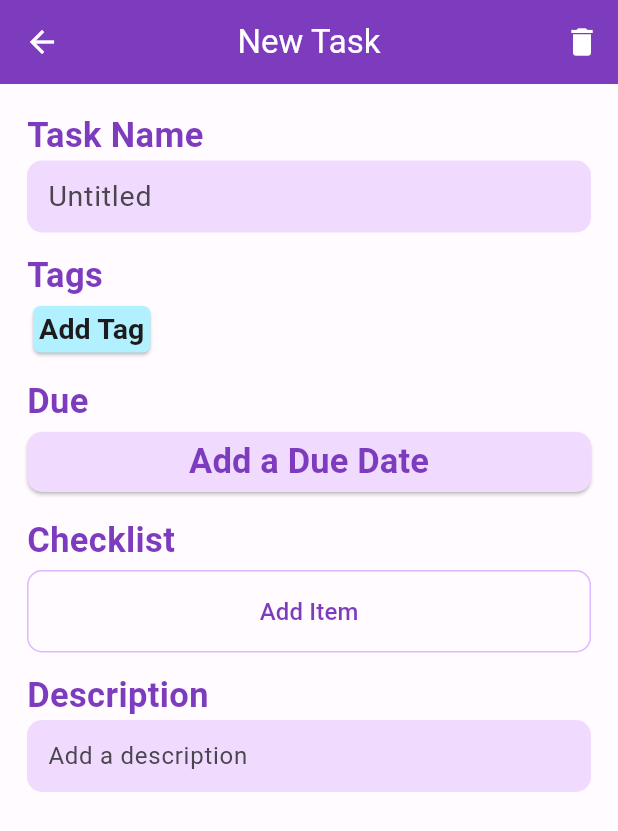
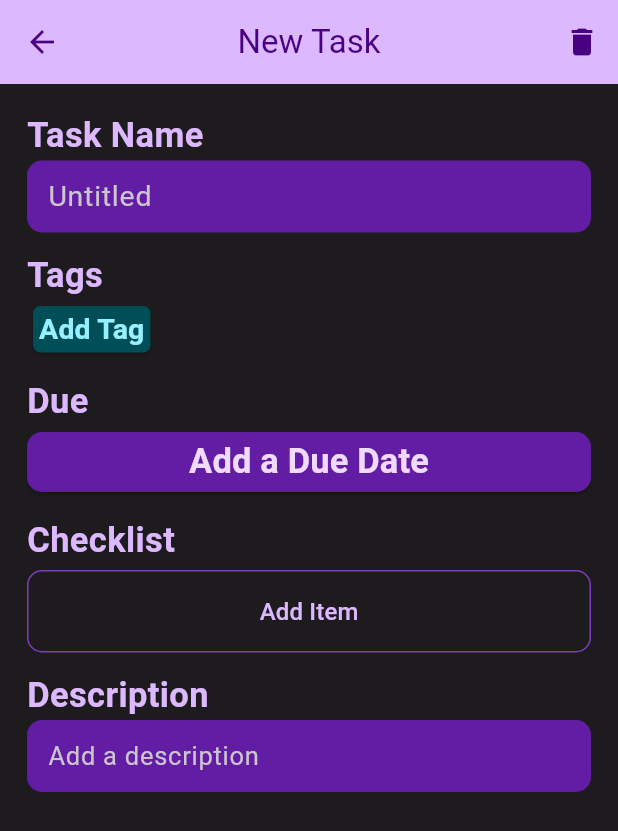
Before and after one commit to jasonly027/DisWeek, a Flutter app: the screen it shows after launch, after a tap on the "add" icon, on a phone screen of 412 x 824 dp. Shown: the top 831 px of the screen. Run offline on Flutter 3.47's test engine with Material 2 defaults, Android fonts, the light colour scheme and no system bars; our stand-ins replace sqflite; accounts and stored records are empty.

Commit message:
Changed color usage. Begun work on a tag selection menu.

```diff
--- a/lib/pages/daily_view/daily_view.dart
+++ b/lib/pages/daily_view/daily_view.dart
@@ -1,6 +1,7 @@
 import 'package:dis_week/pages/task_view/task_view.dart';
-import 'package:dis_week/utils/database.dart';
-import 'package:dis_week/utils/task.dart';
+import 'package:dis_week/utils/Database.dart';
+import 'package:dis_week/utils/Task.dart';
+import 'package:dis_week/utils/Check.dart';
 import 'package:flutter/material.dart';
 import './widgets/widgets.dart';
 
--- a/lib/pages/daily_view/widgets/progress_indicator.dart
+++ b/lib/pages/daily_view/widgets/progress_indicator.dart
@@ -1,6 +1,6 @@
 import 'package:flutter/material.dart';
 
-import '../../../utils/task.dart';
+import '../../../utils/Task.dart';
 
 class progress_indicator extends StatelessWidget {
   const progress_indicator({
--- a/lib/pages/main.dart
+++ b/lib/pages/main.dart
@@ -1,9 +1,9 @@
 import 'package:dis_week/pages/daily_view/daily_view.dart';
-import 'package:dis_week/utils/database.dart';
+import 'package:dis_week/utils/Database.dart';
 import 'package:flutter/material.dart';
 
 import '../config/color_schemes.g.dart';
-import '../utils/task.dart';
+import '../utils/Task.dart';
 
 void main() async {
   WidgetsFlutterBinding.ensureInitialized();
@@ -19,8 +19,8 @@ class DisWeek extends StatelessWidget {
   Widget build(BuildContext context) {
     return MaterialApp(
         title: 'DisWeek',
-        theme: ThemeData(useMaterial3: true, colorScheme: lightColorScheme),
-        // theme: ThemeData(useMaterial3: true, colorScheme: darkColorScheme),
+        // theme: ThemeData(useMaterial3: true, colorScheme: lightColorScheme),
+        theme: ThemeData(useMaterial3: true, colorScheme: darkColorScheme),
         darkTheme: ThemeData(useMaterial3: true, colorScheme: darkColorScheme),
         home: FutureBuilder(
           future: tasks,
--- a/lib/pages/task_view/task_view.dart
+++ b/lib/pages/task_view/task_view.dart
@@ -1,5 +1,5 @@
-import 'package:dis_week/utils/database.dart';
-import 'package:dis_week/utils/task.dart';
+import 'package:dis_week/utils/Database.dart';
+import 'package:dis_week/utils/Task.dart';
 import 'package:flutter/material.dart';
 import 'widgets/widgets.dart';
 
@@ -21,11 +21,20 @@ class TaskView extends StatefulWidget {
 }
 
 class _TaskViewState extends State<TaskView> {
+  bool showTagsMenu = false;
+
+  void showTagsMenuFunc(bool value) {
+    setState(() {
+      showTagsMenu = value;
+    });
+  }
+
   @override
   Widget build(BuildContext context) {
     ColorScheme theme = Theme.of(context).colorScheme;
 
-    return Scaffold(
+    return Stack(alignment: Alignment.center, children: [
+      Scaffold(
         appBar: AppBar(
           backgroundColor: theme.primary,
           title: Text(
@@ -62,7 +71,7 @@ class _TaskViewState extends State<TaskView> {
                 const headerText(text: "Task Name", marginTop: 0),
                 TitleField(task: widget.task),
                 const headerText(text: "Tags"),
-                TagsList(task: widget.task),
+                TagsList(toggle: showTagsMenuFunc, task: widget.task),
                 const headerText(text: "Due"),
                 DueButton(task: widget.task),
                 const headerText(text: "Checklist"),
@@ -72,6 +81,9 @@ class _TaskViewState extends State<TaskView> {
               ],
             ),
           ),
-        ));
+        ),
+      ),
+      // if (showTagsMenu) TagsMenu(task: widget.task, toggle: showTagsMenuFunc)
+    ]);
   }
 }
--- a/lib/pages/task_view/widgets/checklist.dart
+++ b/lib/pages/task_view/widgets/checklist.dart
@@ -1,8 +1,9 @@
-import 'package:dis_week/utils/database.dart';
+import 'package:dis_week/utils/Database.dart';
 import 'package:flutter/material.dart';
 import 'package:flutter/services.dart';
+import 'package:dis_week/utils/Check.dart';
 
-import '../../../utils/task.dart';
+import '../../../utils/Task.dart';
 
 class Checklist extends StatefulWidget {
   const Checklist({
--- a/lib/pages/task_view/widgets/descriptionField.dart
+++ b/lib/pages/task_view/widgets/descriptionField.dart
@@ -1,6 +1,6 @@
 import 'package:flutter/material.dart';
-import '../../../utils/database.dart';
-import '../../../utils/task.dart';
+import '../../../utils/Database.dart';
+import '../../../utils/Task.dart';
 
 class DescriptionField extends StatelessWidget {
   const DescriptionField({
@@ -17,6 +17,7 @@ class DescriptionField extends StatelessWidget {
     return TextFormField(
       initialValue: task.description,
       maxLines: null,
+      style: TextStyle(fontSize: 17, color: theme.onPrimaryContainer),
       decoration: InputDecoration(
           hintText: 'Add a description',
           filled: true,
--- a/lib/pages/task_view/widgets/dueButton.dart
+++ b/lib/pages/task_view/widgets/dueButton.dart
@@ -1,7 +1,7 @@
-import 'package:dis_week/utils/database.dart';
+import 'package:dis_week/utils/Database.dart';
 import 'package:flutter/material.dart';
 import 'package:intl/intl.dart';
-import '../../../utils/task.dart';
+import '../../../utils/Task.dart';
 import 'headerText.dart';
 
 class DueButton extends StatefulWidget {
@@ -50,7 +50,12 @@ class _DueButtonState extends State<DueButton> {
                 backgroundColor: _containerColor(widget.task.due),
                 shape: RoundedRectangleBorder(
                     borderRadius: BorderRadius.circular(10))),
-            child: FittedBox(child: headerText(text: due, marginTop: 0)),
+            child: FittedBox(
+                child: headerText(
+              text: due,
+              textColor: _textColor(widget.task.due),
+              marginTop: 0,
+            )),
           ),
         ),
         if (widget.task.due != null)
@@ -66,6 +71,16 @@ class _DueButtonState extends State<DueButton> {
                   icon: const Icon(Icons.close)))
       ],
     );
+  }
+
+  Color? _textColor(DateTime? date) {
+    ColorScheme theme = Theme.of(context).colorScheme;
+
+    if (date == null ||
+        date.difference(DateTime.now()) > const Duration(days: 1)) {
+      return theme.onPrimaryContainer;
+    }
+    return theme.onErrorContainer;
   }
 
   Color? _containerColor(DateTime? date) {
--- a/lib/pages/task_view/widgets/headerText.dart
+++ b/lib/pages/task_view/widgets/headerText.dart
@@ -5,12 +5,14 @@ class headerText extends StatelessWidget {
     super.key,
     required this.text,
     this.fontSize = 23,
-    this.marginTop = 12
+    this.marginTop = 12,
+    this.textColor
   });
 
   final String text;
   final double fontSize;
   final double marginTop;
+  final Color? textColor;
 
   @override
   Widget build(BuildContext context) {
@@ -20,7 +22,7 @@ class headerText extends StatelessWidget {
       padding: EdgeInsets.only(top: marginTop),
       child: Text(text,
           style: TextStyle(
-            color: theme.primary,
+            color: textColor ?? theme.primary,
             fontWeight: FontWeight.bold,
             fontSize: fontSize,
           )),
--- a/lib/pages/task_view/widgets/tagsList.dart
+++ b/lib/pages/task_view/widgets/tagsList.dart
@@ -1,15 +1,17 @@
-import 'package:dis_week/utils/database.dart';
+import 'package:dis_week/utils/Database.dart';
 import 'package:flutter/material.dart';
 
-import '../../../utils/task.dart';
+import '../../../utils/Task.dart';
 
 class TagsList extends StatefulWidget {
   const TagsList({
     super.key,
     required this.task,
+    required this.toggle,
   });
 
   final Task task;
+  final void Function(bool value) toggle;
 
   @override
   State<TagsList> createState() => _TagsListState();
@@ -29,15 +31,15 @@ class _TagsListState extends State<TagsList> {
                   TaskDatabase.instance.update(widget.task);
                 });
               },
-            textColor: theme.onSurface,
-            backgroundColor: theme.inversePrimary,
+              textColor: theme.onPrimary,
+              backgroundColor: theme.primary,
               title: item))
           .toList(),
       tagButton(
           onPressed: () {
-
+            widget.toggle(true);
           },
-            textColor: theme.onSurface,
+          textColor: theme.onTertiaryContainer,
           backgroundColor: theme.tertiaryContainer,
           title: "Add Tag")
     ]);
--- a/lib/pages/task_view/widgets/titleField.dart
+++ b/lib/pages/task_view/widgets/titleField.dart
@@ -1,7 +1,7 @@
-import 'package:dis_week/utils/database.dart';
+import 'package:dis_week/utils/Database.dart';
 import 'package:flutter/material.dart';
 
-import '../../../utils/task.dart';
+import '../../../utils/Task.dart';
 
 class TitleField extends StatelessWidget {
   const TitleField({
@@ -17,13 +17,13 @@ class TitleField extends StatelessWidget {
 
     return TextFormField(
       initialValue: task.title,
-      style: const TextStyle(fontSize: 19),
+      style: TextStyle(fontSize: 19, color: theme.onPrimaryContainer),
       decoration: InputDecoration(
           hintText: 'Untitled',
           filled: true,
           fillColor: theme.primaryContainer,
           contentPadding:
-          const EdgeInsets.symmetric(vertical: 0, horizontal: 10),
+              const EdgeInsets.symmetric(vertical: 0, horizontal: 10),
           border: OutlineInputBorder(
               borderSide: BorderSide.none,
               borderRadius: BorderRadius.circular(10))),
--- a/lib/pages/task_view/widgets/widgets.dart
+++ b/lib/pages/task_view/widgets/widgets.dart
@@ -4,3 +4,4 @@
 export 'dueButton.dart';
 export 'descriptionField.dart';
 export 'checklist.dart';
+export 'tagsMenu.dart';
--- /dev/null
+++ b/lib/utils/Check.dart
@@ -0,0 +1,15 @@
+class Check {
+  String? title;
+  bool isChecked;
+
+  Check({this.title, this.isChecked = false});
+
+  Check.fromJson(Map<String, dynamic> json)
+      : title = json['title'] as String?,
+        isChecked = json['isChecked'] as bool;
+
+  Map<String, dynamic> toJson() => {
+    'title': title,
+    'isChecked': isChecked,
+  };
+}
--- a/lib/utils/database.dart
+++ b/lib/utils/Database.dart
@@ -1,4 +1,4 @@
-import 'package:dis_week/utils/task.dart';
+import 'package:dis_week/utils/Task.dart';
 import 'package:path/path.dart';
 import 'package:path_provider/path_provider.dart';
 import 'package:sqflite/sqflite.dart';
--- /dev/null
+++ b/lib/utils/Tag.dart
@@ -0,0 +1,8 @@
+import 'package:flutter/material.dart';
+
+class Tag {
+  String? name;
+  Color color;
+
+  Tag({this.name, required this.color});
+}
--- a/lib/utils/task.dart
+++ b/lib/utils/Task.dart
@@ -1,5 +1,7 @@
 import 'dart:convert';
 import 'dart:core';
+
+import 'Check.dart';
 
 const String tableTasks = 'tasks';
 
@@ -97,19 +99,3 @@ class Task {
 }
 
 enum Progress { incomplete, complete, checklist }
-
-class Check {
-  String? title;
-  bool isChecked;
-
-  Check({this.title, this.isChecked = false});
-
-  Check.fromJson(Map<String, dynamic> json)
-      : title = json['title'] as String?,
-        isChecked = json['isChecked'] as bool;
-
-  Map<String, dynamic> toJson() => {
-        'title': title,
-        'isChecked': isChecked,
-      };
-}
```
Also changed, not shown: lib/pages/task_view/widgets/tagsMenu.dart (added, +121 -0 lines). Lines whose indentation alone changed are shown as unchanged.
